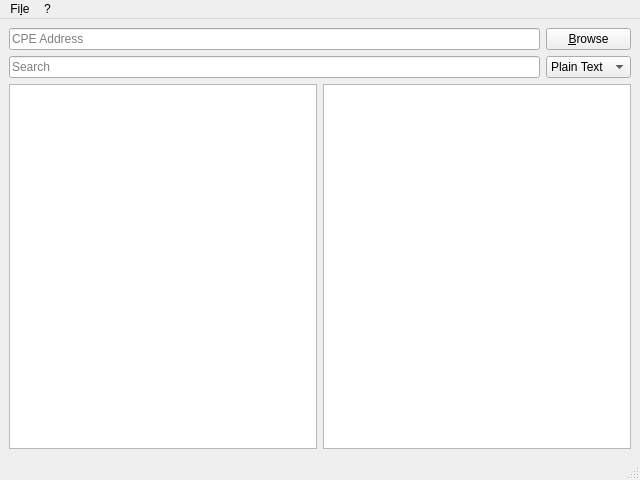
This is qmclientwidget.ui in teknoraver/qmclient as Qt 5 draws it before an edit. The edited form follows.
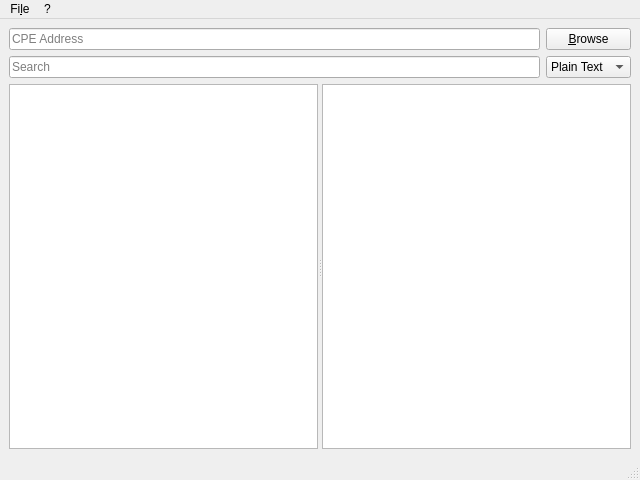
This is the edited form. Icons and pictures are not drawn.

Diff of the .ui file:
```diff
--- a/qmclientwidget.ui
+++ b/qmclientwidget.ui
@@ -19,39 +19,6 @@
   </property>
   <widget class="QWidget" name="centralwidget">
    <layout class="QGridLayout" name="gridLayout">
-    <item row="2" column="0" colspan="2">
-     <layout class="QHBoxLayout" name="horizontalLayout">
-      <item>
-       <widget class="QTreeView" name="objects">
-        <property name="contextMenuPolicy">
-         <enum>Qt::CustomContextMenu</enum>
-        </property>
-        <property name="verticalScrollMode">
-         <enum>QAbstractItemView::ScrollPerPixel</enum>
-        </property>
-        <attribute name="headerVisible">
-         <bool>false</bool>
-        </attribute>
-       </widget>
-      </item>
-      <item>
-       <widget class="QTableView" name="leaves">
-        <property name="contextMenuPolicy">
-         <enum>Qt::CustomContextMenu</enum>
-        </property>
-        <property name="verticalScrollMode">
-         <enum>QAbstractItemView::ScrollPerPixel</enum>
-        </property>
-        <property name="horizontalScrollMode">
-         <enum>QAbstractItemView::ScrollPerPixel</enum>
-        </property>
-        <attribute name="horizontalHeaderVisible">
-         <bool>true</bool>
-        </attribute>
-       </widget>
-      </item>
-     </layout>
-    </item>
     <item row="0" column="0">
      <widget class="QLineEdit" name="cpeip">
       <property name="text">
@@ -102,6 +69,38 @@
       </item>
      </widget>
     </item>
+    <item row="2" column="0" colspan="2">
+     <widget class="QSplitter" name="splitter">
+      <property name="orientation">
+       <enum>Qt::Horizontal</enum>
+      </property>
+      <widget class="QTreeView" name="objects">
+       <property name="contextMenuPolicy">
+        <enum>Qt::CustomContextMenu</enum>
+       </property>
+       <property name="verticalScrollMode">
+        <enum>QAbstractItemView::ScrollPerPixel</enum>
+       </property>
+       <attribute name="headerVisible">
+        <bool>false</bool>
+       </attribute>
+      </widget>
+      <widget class="QTableView" name="leaves">
+       <property name="contextMenuPolicy">
+        <enum>Qt::CustomContextMenu</enum>
+       </property>
+       <property name="verticalScrollMode">
+        <enum>QAbstractItemView::ScrollPerPixel</enum>
+       </property>
+       <property name="horizontalScrollMode">
+        <enum>QAbstractItemView::ScrollPerPixel</enum>
+       </property>
+       <attribute name="horizontalHeaderVisible">
+        <bool>true</bool>
+       </attribute>
+      </widget>
+     </widget>
+    </item>
    </layout>
   </widget>
   <widget class="QMenuBar" name="menubar">
```
Left out of the diff: 4 changed lines with no effect on the pictures.
